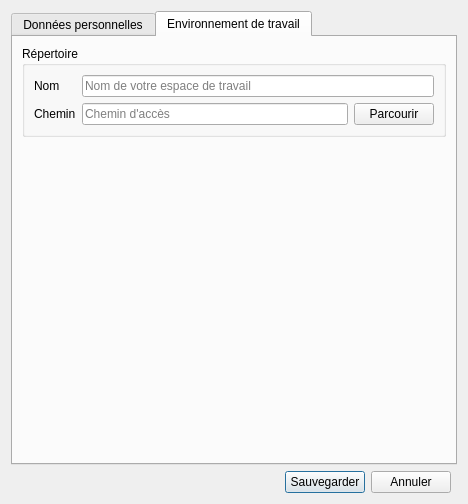
Qt form src/gui/dialogs/userdatadialog.ui (FACT-Team/FactDev) before a commit.
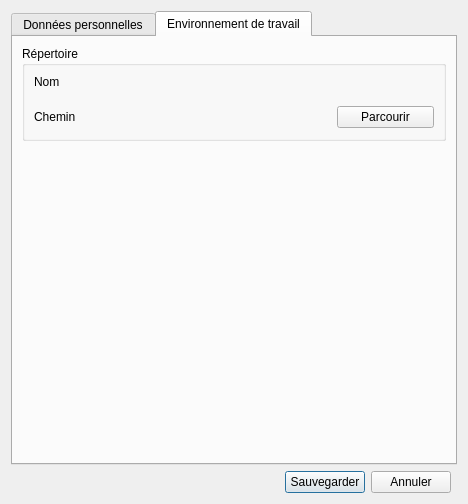
The same form after that commit. Icons and pictures are not drawn. Custom widgets are drawn as their Qt base class.

Commit message: Default: create FactDev repository in /home/Documents

```diff
--- a/src/gui/dialogs/userdatadialog.ui
+++ b/src/gui/dialogs/userdatadialog.ui
@@ -262,20 +262,6 @@
           <string>Répertoire</string>
          </property>
          <layout class="QGridLayout" name="gridLayout_5">
-          <item row="1" column="1">
-           <widget class="QLineEdit" name="leWorkspacePath">
-            <property name="placeholderText">
-             <string>Chemin d'accès </string>
-            </property>
-           </widget>
-          </item>
-          <item row="1" column="0">
-           <widget class="QLabel" name="lbWorkspacePath">
-            <property name="text">
-             <string>Chemin</string>
-            </property>
-           </widget>
-          </item>
           <item row="0" column="0">
            <widget class="QLabel" name="lbWorkspaceName">
             <property name="text">
@@ -283,7 +269,7 @@
             </property>
            </widget>
           </item>
-          <item row="1" column="2">
+          <item row="2" column="3">
            <widget class="QPushButton" name="btnBrowseWorkspace">
             <property name="text">
              <string>Parcourir</string>
@@ -294,10 +280,30 @@
             </property>
            </widget>
           </item>
-          <item row="0" column="1" colspan="2">
-           <widget class="QLineEdit" name="leWorkspaceName">
-            <property name="placeholderText">
-             <string>Nom de votre espace de travail</string>
+          <item row="2" column="0">
+           <widget class="QLabel" name="lbWorkspacePath">
+            <property name="text">
+             <string>Chemin</string>
+            </property>
+           </widget>
+          </item>
+          <item row="2" column="1" colspan="2">
+           <widget class="CheckUntilField" name="leWorkspacePath" native="true">
+            <property name="minimumSize">
+             <size>
+              <width>0</width>
+              <height>24</height>
+             </size>
+            </property>
+           </widget>
+          </item>
+          <item row="0" column="1" rowspan="2" colspan="3">
+           <widget class="CheckUntilField" name="leWorkspaceName" native="true">
+            <property name="minimumSize">
+             <size>
+              <width>0</width>
+              <height>24</height>
+             </size>
             </property>
            </widget>
           </item>
```
The commit also changes 2 other files.
